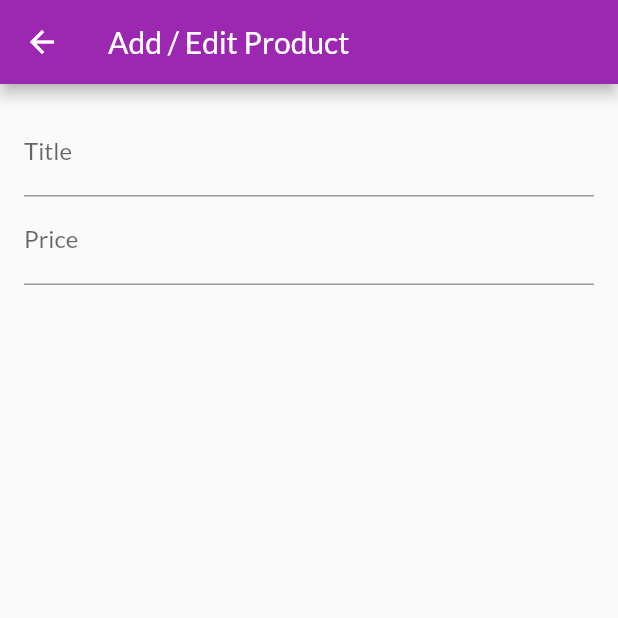
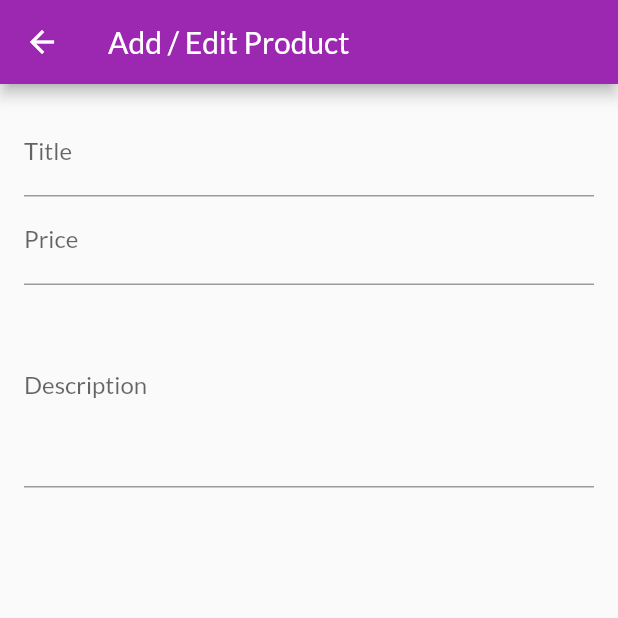
Before and after one commit to kaings-flutter/flutter_proj5, a Flutter app: the EditProductScreen screen opened by its route, on a phone screen of 412 x 824 dp, the top half of it. Run offline on Flutter 3.47's test engine with Material 2 defaults, Android fonts, the phone set to English and light mode, and no system bars; network calls fail.

Commit message:
multiline inputs & disposing objects

```diff
--- a/lib/screens/edit_product_screen.dart
+++ b/lib/screens/edit_product_screen.dart
@@ -10,6 +10,15 @@ class EditProductScreen extends StatefulWidget {
 class _EditProductScreenState extends State<EditProductScreen> {
   // focus on certain TextFormField when `enter` of keyboard is pressed
   final _priceFocusNode = FocusNode();
+  final _descriptionFocusNode = FocusNode();
+
+  // always need to dispose the `FocusNode` to avoid memory leak
+  @override
+  void dispose() {
+    _priceFocusNode.dispose();
+    _descriptionFocusNode.dispose();
+    super.dispose();
+  }
 
   @override
   Widget build(BuildContext context) {
@@ -32,9 +41,19 @@ class _EditProductScreenState extends State<EditProductScreen> {
               ),
               TextFormField(
                 decoration: InputDecoration(labelText: 'Price'),
+                // without this, `enter` means submit
                 textInputAction: TextInputAction.next,
                 keyboardType: TextInputType.number,
                 focusNode: _priceFocusNode,
+                onFieldSubmitted: (value) {
+                  FocusScope.of(context).requestFocus(_descriptionFocusNode);
+                },
+              ),
+              TextFormField(
+                decoration: InputDecoration(labelText: 'Description'),
+                maxLines: 5,
+                keyboardType: TextInputType.multiline,
+                focusNode: _descriptionFocusNode,
               ),
             ],
           ),
```
